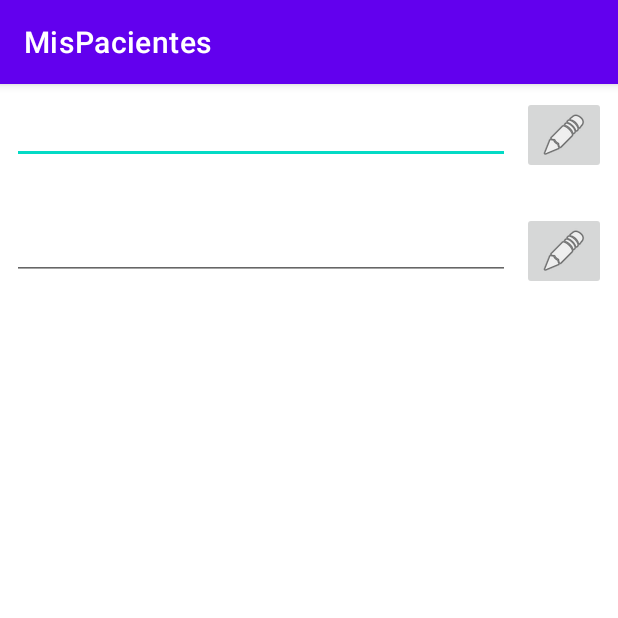
After one commit to aldodell/MisPacientes, an Android app: the EditorCitaActivity screen opened directly, with no data from a screen before it, on a phone screen of 412 x 824 dp, the top half of it. The commit adds this screen. Run offline under Robolectric (Android 15) with nearby library versions, the phone set to English and light mode, and no system bars; 1 statement that could not run was skipped.

Commit message:
desarrollo 7

```diff
--- a/app/src/main/AndroidManifest.xml
+++ b/app/src/main/AndroidManifest.xml
@@ -9,7 +9,8 @@
         android:roundIcon="@mipmap/ic_launcher_round"
         android:supportsRtl="true"
         android:theme="@style/Theme.MisPacientes">
-        <activity android:name=".ListaCitas"></activity>
+        <activity android:name=".EditorCitaActivity"></activity>
+        <activity android:name=".ListaCitasActivity" />
         <activity android:name=".EditorPaciente" />
         <activity android:name=".MainActivity">
             <intent-filter>
--- a/app/src/main/java/com/psiqueylogosac/mispacientes/AppBaseDatos.kt
+++ b/app/src/main/java/com/psiqueylogosac/mispacientes/AppBaseDatos.kt
@@ -3,7 +3,7 @@ package com.psiqueylogosac.mispacientes
 import androidx.room.Database
 import androidx.room.RoomDatabase
 
-@Database(entities = arrayOf(Paciente::class),version = 1)
+@Database(entities = arrayOf(Paciente::class, Cita::class),version = 1)
 abstract class AppBaseDatos : RoomDatabase() {
     abstract fun pacienteDao() : PacienteDao
     abstract fun citaDato() : CitaDao
--- a/app/src/main/java/com/psiqueylogosac/mispacientes/Cita.kt
+++ b/app/src/main/java/com/psiqueylogosac/mispacientes/Cita.kt
@@ -6,10 +6,10 @@ import androidx.room.PrimaryKey
 @Entity(tableName = "citas")
 data class Cita(
     @PrimaryKey(autoGenerate = true) val uid: Int,
-    val fecha : String?,
+    val fecha: String?,
     val hora: String?,
-    val pacienteUid : String?,
+    val pacienteUid: String = "",
     val informe: String?,
     val notas: String?,
     val honorarios: String?
-    )
+)
--- a/app/src/main/java/com/psiqueylogosac/mispacientes/CitaDao.kt
+++ b/app/src/main/java/com/psiqueylogosac/mispacientes/CitaDao.kt
@@ -6,8 +6,7 @@ import androidx.room.*
 interface CitaDao {
 
     @Query("select * from citas order by fecha, hora")
-    fun todos(pacienteUid: String): List<Cita>
-
+    fun todos(): List<Cita>
 
     @Query("select * from citas where pacienteUid = :pacienteUid")
     fun porPaciente(pacienteUid: String): List<Cita>
--- /dev/null
+++ b/app/src/main/java/com/psiqueylogosac/mispacientes/EditorCitaActivity.kt
@@ -0,0 +1,68 @@
+package com.psiqueylogosac.mispacientes
+
+import android.app.DatePickerDialog
+import android.app.TimePickerDialog
+import androidx.appcompat.app.AppCompatActivity
+import android.os.Bundle
+import android.widget.EditText
+import android.widget.ImageButton
+import java.util.*
+
+
+class EditorCitaActivity : AppCompatActivity() {
+
+    lateinit var modo: MODOS
+    lateinit var fechaEt: EditText
+    lateinit var horaEt: EditText
+    lateinit var fechaIb: ImageButton
+    lateinit var horaIb: ImageButton
+
+
+    override fun onCreate(savedInstanceState: Bundle?) {
+        super.onCreate(savedInstanceState)
+        setContentView(R.layout.activity_editor_cita)
+
+        modo = MODOS.valueOf(intent.getStringExtra("modo")!!)
+        fechaEt = findViewById(R.id.editorCitasFechaEt)
+        horaEt = findViewById(R.id.editorCitasHoraEt)
+        fechaIb = findViewById(R.id.editorCitasFechaIb)
+        horaIb = findViewById(R.id.editorCitasHoraIb)
+
+        val calendar = Calendar.getInstance()
+        val datePickerDialogListener =
+            DatePickerDialog.OnDateSetListener { p0, year, monthOfYear, dayOfMonth ->
+                calendar.set(Calendar.YEAR, year)
+                calendar.set(Calendar.MONTH, monthOfYear)
+                calendar.set(Calendar.DAY_OF_MONTH, dayOfMonth)
+                val s = "$year/$monthOfYear/$dayOfMonth"
+                fechaEt.setText(s)
+
+            }
+
+        fechaIb.setOnClickListener {
+            DatePickerDialog(
+                it.context,
+                datePickerDialogListener,
+
+                calendar.get(Calendar.YEAR),
+                calendar.get(Calendar.MONTH),
+                calendar.get(Calendar.DAY_OF_MONTH)
+
+            ).show()
+
+        }
+
+
+        val timePickerDialogListener =
+            TimePickerDialog.OnTimeSetListener { timePicker, hour, minute ->
+                val s = "$hour:$minute"
+                horaEt.setText(s)
+            }
+
+        horaIb.setOnClickListener { hb ->
+            TimePickerDialog(this.applicationContext, timePickerDialogListener, 8, 0, true)
+                .show()
+        }
+
+    }
+}
--- /dev/null
+++ b/app/src/main/res/layout/activity_editor_cita.xml
@@ -0,0 +1,72 @@
+<?xml version="1.0" encoding="utf-8"?>
+<androidx.constraintlayout.widget.ConstraintLayout xmlns:android="http://schemas.android.com/apk/res/android"
+    xmlns:app="http://schemas.android.com/apk/res-auto"
+    xmlns:tools="http://schemas.android.com/tools"
+    android:layout_width="match_parent"
+    android:layout_height="match_parent"
+    tools:context=".EditorCitaActivity">
+
+    <ScrollView
+        android:layout_width="match_parent"
+        android:layout_height="match_parent"
+        app:layout_constraintBottom_toBottomOf="parent"
+        app:layout_constraintEnd_toEndOf="parent"
+        app:layout_constraintHorizontal_bias="0.0"
+        app:layout_constraintStart_toStartOf="parent"
+        app:layout_constraintTop_toTopOf="parent"
+        app:layout_constraintVertical_bias="1.0">
+
+        <androidx.constraintlayout.widget.ConstraintLayout
+            android:layout_width="match_parent"
+            android:layout_height="wrap_content">
+
+            <EditText
+                android:id="@+id/editorCitasFechaEt"
+                android:layout_width="0dp"
+                android:layout_height="wrap_content"
+                android:layout_marginStart="8dp"
+                android:layout_marginTop="8dp"
+                android:layout_marginEnd="8dp"
+                android:ems="10"
+                android:inputType="date"
+                app:layout_constraintEnd_toStartOf="@+id/editorCitasFechaIb"
+                app:layout_constraintStart_toStartOf="parent"
+                app:layout_constraintTop_toTopOf="parent" />
+
+            <ImageButton
+                android:id="@+id/editorCitasFechaIb"
+                android:layout_width="wrap_content"
+                android:layout_height="wrap_content"
+                android:layout_marginTop="8dp"
+                android:layout_marginEnd="8dp"
+                app:layout_constraintEnd_toEndOf="parent"
+                app:layout_constraintTop_toTopOf="parent"
+                app:srcCompat="@android:drawable/ic_menu_edit" />
+
+            <EditText
+                android:id="@+id/editorCitasHoraEt"
+                android:layout_width="0dp"
+                android:layout_height="wrap_content"
+                android:layout_marginStart="8dp"
+                android:layout_marginTop="32dp"
+                android:layout_marginEnd="8dp"
+                android:layout_marginBottom="200dp"
+                android:ems="10"
+                android:inputType="time"
+                app:layout_constraintBottom_toBottomOf="parent"
+                app:layout_constraintEnd_toStartOf="@+id/editorCitasHoraIb"
+                app:layout_constraintStart_toStartOf="parent"
+                app:layout_constraintTop_toBottomOf="@+id/editorCitasFechaEt" />
+
+            <ImageButton
+                android:id="@+id/editorCitasHoraIb"
+                android:layout_width="wrap_content"
+                android:layout_height="wrap_content"
+                android:layout_marginEnd="8dp"
+                app:layout_constraintEnd_toEndOf="parent"
+                app:layout_constraintTop_toTopOf="@+id/editorCitasHoraEt"
+                app:srcCompat="@android:drawable/ic_menu_edit" />
+
+        </androidx.constraintlayout.widget.ConstraintLayout>
+    </ScrollView>
+</androidx.constraintlayout.widget.ConstraintLayout>
```
Also changed, not shown: app/src/main/java/com/psiqueylogosac/mispacientes/CitaAdaptador.kt (added, +104 -0 lines), app/src/main/java/com/psiqueylogosac/mispacientes/EditorPaciente.kt (+4 -4 lines), app/src/main/java/com/psiqueylogosac/mispacientes/ListaCitas.kt (deleted, +0 -11 lines), app/src/main/java/com/psiqueylogosac/mispacientes/ListaCitasActivity.kt (added, +72 -0 lines), app/src/main/java/com/psiqueylogosac/mispacientes/MainActivity.kt (+8 -3 lines), app/src/main/java/com/psiqueylogosac/mispacientes/PacienteAdaptador.kt (+6 -2 lines), app/src/main/res/layout/activity_lista_citas.xml (+33 -4 lines), app/src/main/res/layout/lista_cita_fila.xml (added, +63 -0 lines), app/src/main/res/navigation/nav_graph.xml (deleted, +0 -28 lines).
